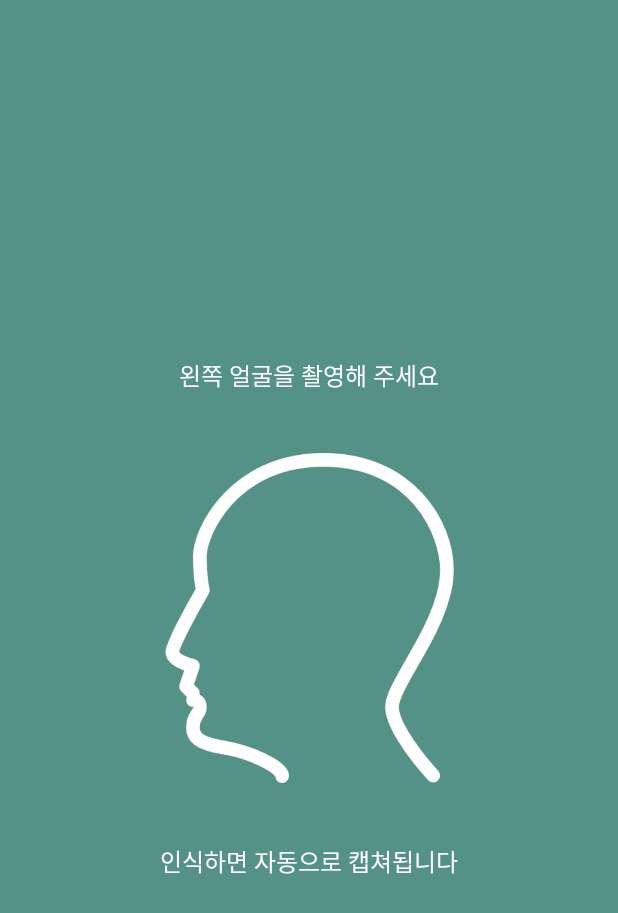
After one commit to DoryeongPark/NeckClinicMaster, an Android app: the DiagnosisIntro screen opened directly, with no data from a screen before it, on a phone screen of 412 x 824 dp. The commit adds this screen. Shown: the top 913 px of the screen. Run offline under Robolectric (Android 15) with nearby library versions, the light colour scheme and no system bars; Roboto replaces fonts that are not available here.

Commit message:
Diagnosis guide is added

```diff
--- a/app/src/main/AndroidManifest.xml
+++ b/app/src/main/AndroidManifest.xml
@@ -12,6 +12,11 @@
         android:label="@string/app_name"
         android:supportsRtl="true"
         android:theme="@style/AppTheme">
+
+        <activity android:name=".DiagnosisIntro"
+            android:screenOrientation="portrait"
+            android:theme="@android:style/Theme.Black.NoTitleBar.Fullscreen">
+        </activity>
 
         <activity android:name=".DiagnosisCreator"
             android:screenOrientation="landscape"
--- /dev/null
+++ b/app/src/main/java/com/mokdoryeong/team7/mokdoryeong/DiagnosisIntro.java
@@ -0,0 +1,27 @@
+package com.mokdoryeong.team7.mokdoryeong;
+
+import android.app.Activity;
+import android.content.Intent;
+import android.os.Bundle;
+import android.os.Handler;
+
+
+public class DiagnosisIntro extends Activity {
+
+    @Override
+    protected void onCreate(Bundle savedInstanceState) {
+        super.onCreate(savedInstanceState);
+        setContentView(R.layout.intro_diagnosis);
+
+        Handler handler = new Handler();
+        handler.postDelayed(new Runnable() {
+            public void run() {
+                Intent intent = new Intent(DiagnosisIntro.this, DiagnosisCreator.class);
+                startActivity(intent);
+                finish();
+            }
+        }, 3000);
+
+    }
+
+}
--- a/app/src/main/java/com/mokdoryeong/team7/mokdoryeong/MainActivity.java
+++ b/app/src/main/java/com/mokdoryeong/team7/mokdoryeong/MainActivity.java
@@ -196,7 +196,6 @@ public class MainActivity extends AppCompatActivity {
         }
     }
 
-
     @Override
     protected void onPause() {
         super.onPause();
@@ -216,6 +215,7 @@ public class MainActivity extends AppCompatActivity {
         if(BackgroundService.isChecked)
             startService(new Intent(MainActivity.this, BackgroundService.class));
 
+        unregisterReceiver(dataResponseReceiver);
     }
 
 }
--- a/app/src/main/res/layout/activity_intro.xml
+++ b/app/src/main/res/layout/activity_intro.xml
@@ -6,7 +6,7 @@
     android:id="@+id/activity_intro"
     android:layout_width="match_parent"
     android:layout_height="match_parent"
-    tools:context="com.example.user.neckclinicmaster.IntroActivity"
+    tools:context="com.mokdoryeong.team7.mokdoryeong.IntroActivity"
     android:background="@color/colorPrimary">
 
     <LinearLayout
--- /dev/null
+++ b/app/src/main/res/layout/intro_diagnosis.xml
@@ -0,0 +1,31 @@
+<?xml version="1.0" encoding="utf-8"?>
+<LinearLayout xmlns:android="http://schemas.android.com/apk/res/android"
+    android:orientation="vertical"
+    android:layout_width="match_parent"
+    android:layout_height="match_parent"
+    android:background="@color/colorPrimary"
+    android:gravity="center">
+
+    <TextView
+        android:layout_margin="40dp"
+        android:layout_width="wrap_content"
+        android:layout_height="wrap_content"
+        android:textAlignment="center"
+        android:textColor="@color/a_white"
+        android:text="왼쪽 얼굴을 촬영해 주세요"
+        android:textSize="16sp"/>
+
+    <ImageView
+        android:layout_width="220dp"
+        android:layout_height="220dp"
+        android:background="@drawable/diagnosis_intro"/>
+
+    <TextView
+        android:layout_margin="40dp"
+        android:layout_width="wrap_content"
+        android:layout_height="wrap_content"
+        android:textAlignment="center"
+        android:textColor="@color/a_white"
+        android:text="인식하면 자동으로 캡쳐됩니다"
+        android:textSize="16sp"/>
+</LinearLayout>
```
Also changed, not shown: app/src/main/java/com/mokdoryeong/team7/mokdoryeong/FragmentHome.java (+2 -6 lines), app/src/main/res/layout/dactivity_main.xml (deleted, +0 -42 lines), app/src/main/res/drawable/diagnosis_intro.png (added).
